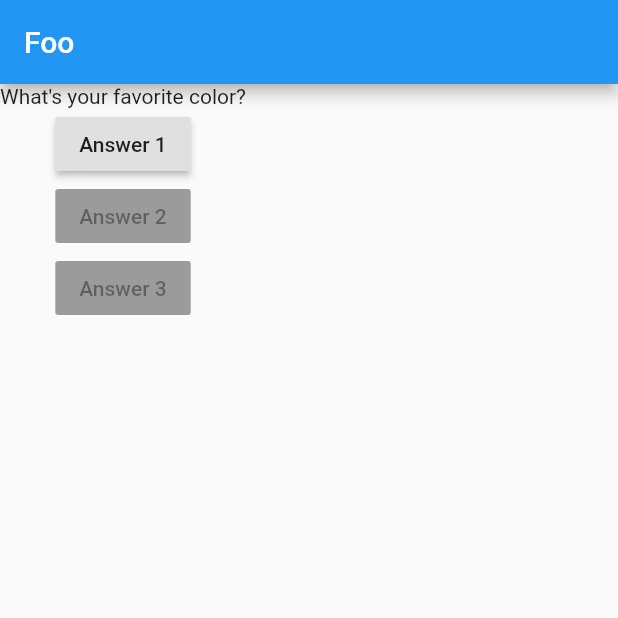
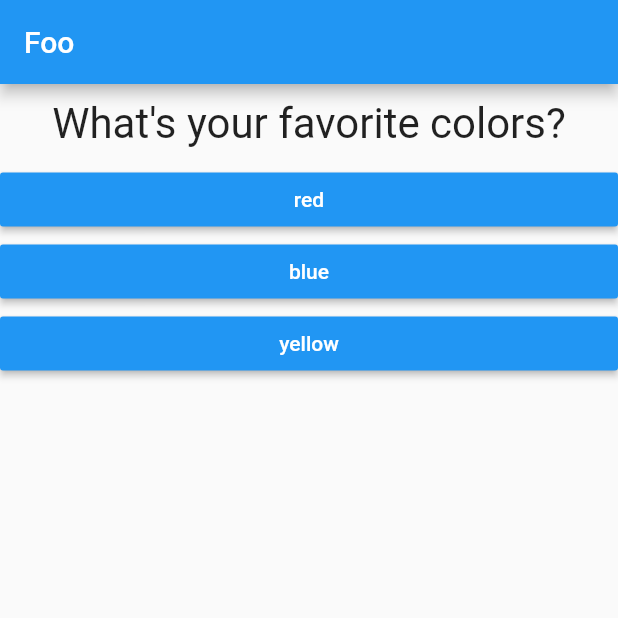
Before and after one commit to YLJ77/transaction_app, a Flutter app: the screen it shows after launch, on a phone screen of 412 x 824 dp, the top half of it. Run offline on Flutter 3.47's test engine with Material 2 defaults, Android fonts, the phone set to English and light mode, and no system bars.

Commit message:
complete question app

```diff
--- /dev/null
+++ b/lib/answer.dart
@@ -0,0 +1,19 @@
+import 'package:flutter/material.dart';
+
+class Answer extends StatelessWidget {
+  final String text;
+  final Function handler;
+  Answer({this.text, this.handler});
+  @override
+  Widget build(BuildContext context) {
+    return Container(
+      width: double.infinity,
+      child: RaisedButton(
+        child: Text(this.text),
+        color: Colors.blue,
+        textColor: Colors.white,
+        onPressed: this.handler
+        ),
+    );
+  }
+}
--- a/lib/main.dart
+++ b/lib/main.dart
@@ -1,4 +1,6 @@
 import 'package:flutter/material.dart';
+import './question.dart';
+import './answer.dart';
 
 void main() {
   runApp(MyApp());
@@ -11,12 +13,16 @@ class MyApp extends StatefulWidget {
 
 class _MyAppState extends State<MyApp> {
     int quesIdx = 0;
-
-    List<String> questions = <String>[
-      "What's your favorite color?",
-      "What's your favorite animarl?"
+  final questions = const [
+      {
+        'question': "What's your favorite colors?",
+        'answers': ['red','blue','yellow']
+      },
+      {
+        'question': "What's your favorite animarl?",
+        'answers': ['dog','cat','pig']
+      },
     ];
-
   @override
   Widget build(BuildContext context) {
     return MaterialApp(
@@ -25,11 +31,10 @@ class _MyAppState extends State<MyApp> {
         title: Text('Foo'),
       ),
       body: Column(
-        children: <Widget>[
-          Text(questions[this.quesIdx]),
-          RaisedButton(child: Text('Answer 1'), onPressed: answerQuestion),
-          RaisedButton(child: Text('Answer 2'), onPressed: null),
-          RaisedButton(child: Text('Answer 3'), onPressed: null),
+        children: [
+          Question(text: questions[this.quesIdx]['question']),
+          ...(questions[this.quesIdx]['answers'] as List<String>)
+          .map((answer) => Answer(text: answer, handler: answerQuestion)).toList(),
         ],
       ),
     ));
--- /dev/null
+++ b/lib/question.dart
@@ -0,0 +1,16 @@
+import 'package:flutter/material.dart';
+
+class Question extends StatelessWidget {
+  final String text;
+  Question({this.text});
+  @override
+  Widget build(BuildContext context) {
+    return Container(
+      width: double.infinity,
+      margin: EdgeInsets.all(10),
+      child: Text(this.text, style: TextStyle(fontSize: 28),
+      textAlign: TextAlign.center,
+      )
+    );
+  }
+}
```
